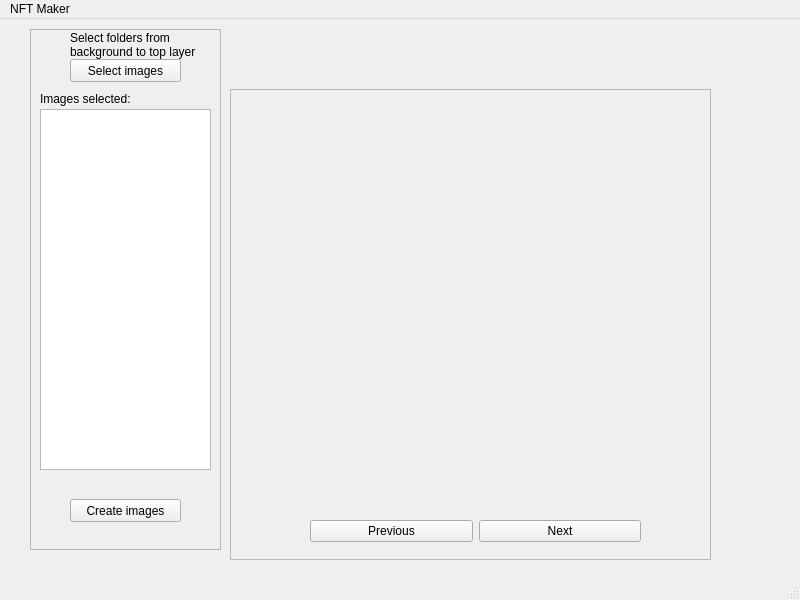
This is mainwindow.ui in Aarons9090/nft-maker as Qt 5 draws it before an edit. The edited form follows.
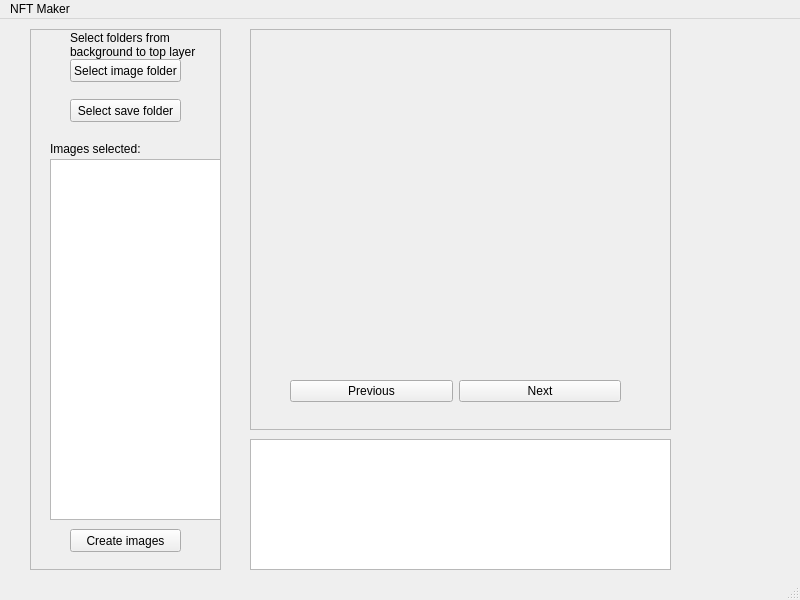
This is the edited form.

Diff of the .ui file:
```diff
--- a/mainwindow.ui
+++ b/mainwindow.ui
@@ -17,10 +17,10 @@
    <widget class="QFrame" name="imageFrame">
     <property name="geometry">
      <rect>
-      <x>230</x>
-      <y>70</y>
-      <width>481</width>
-      <height>471</height>
+      <x>250</x>
+      <y>10</y>
+      <width>421</width>
+      <height>401</height>
      </rect>
     </property>
     <property name="frameShape">
@@ -32,10 +32,10 @@
     <widget class="QLabel" name="imageLabel">
      <property name="geometry">
       <rect>
-       <x>20</x>
+       <x>40</x>
        <y>20</y>
-       <width>441</width>
-       <height>401</height>
+       <width>331</width>
+       <height>301</height>
       </rect>
      </property>
      <property name="palette">
@@ -53,17 +53,17 @@
         <colorrole role="Button">
          <brush brushstyle="SolidPattern">
           <color alpha="255">
-           <red>206</red>
-           <green>206</green>
-           <blue>206</blue>
+           <red>170</red>
+           <green>85</green>
+           <blue>255</blue>
           </color>
          </brush>
         </colorrole>
         <colorrole role="Light">
          <brush brushstyle="SolidPattern">
           <color alpha="255">
-           <red>255</red>
-           <green>255</green>
+           <red>234</red>
+           <green>212</green>
            <blue>255</blue>
           </color>
          </brush>
@@ -71,27 +71,27 @@
         <colorrole role="Midlight">
          <brush brushstyle="SolidPattern">
           <color alpha="255">
-           <red>230</red>
-           <green>230</green>
-           <blue>230</blue>
+           <red>202</red>
+           <green>148</green>
+           <blue>255</blue>
           </color>
          </brush>
         </colorrole>
         <colorrole role="Dark">
          <brush brushstyle="SolidPattern">
           <color alpha="255">
-           <red>103</red>
-           <green>103</green>
-           <blue>103</blue>
+           <red>85</red>
+           <green>42</green>
+           <blue>127</blue>
           </color>
          </brush>
         </colorrole>
         <colorrole role="Mid">
          <brush brushstyle="SolidPattern">
           <color alpha="255">
-           <red>137</red>
-           <green>137</green>
-           <blue>137</blue>
+           <red>113</red>
+           <green>57</green>
+           <blue>170</blue>
           </color>
          </brush>
         </colorrole>
@@ -134,9 +134,9 @@
         <colorrole role="Window">
          <brush brushstyle="SolidPattern">
           <color alpha="255">
-           <red>206</red>
-           <green>206</green>
-           <blue>206</blue>
+           <red>170</red>
+           <green>85</green>
+           <blue>255</blue>
           </color>
          </brush>
         </colorrole>
@@ -152,9 +152,9 @@
         <colorrole role="AlternateBase">
          <brush brushstyle="SolidPattern">
           <color alpha="255">
-           <red>230</red>
-           <green>230</green>
-           <blue>230</blue>
+           <red>212</red>
+           <green>170</green>
+           <blue>255</blue>
           </color>
          </brush>
         </colorrole>
@@ -199,17 +199,17 @@
         <colorrole role="Button">
          <brush brushstyle="SolidPattern">
           <color alpha="255">
-           <red>206</red>
-           <green>206</green>
-           <blue>206</blue>
+           <red>170</red>
+           <green>85</green>
+           <blue>255</blue>
           </color>
          </brush>
         </colorrole>
         <colorrole role="Light">
          <brush brushstyle="SolidPattern">
           <color alpha="255">
-           <red>255</red>
-           <green>255</green>
+           <red>234</red>
+           <green>212</green>
            <blue>255</blue>
           </color>
          </brush>
@@ -217,27 +217,27 @@
         <colorrole role="Midlight">
          <brush brushstyle="SolidPattern">
           <color alpha="255">
-           <red>230</red>
-           <green>230</green>
-           <blue>230</blue>
+           <red>202</red>
+           <green>148</green>
+           <blue>255</blue>
           </color>
          </brush>
         </colorrole>
         <colorrole role="Dark">
          <brush brushstyle="SolidPattern">
           <color alpha="255">
-           <red>103</red>
-           <green>103</green>
-           <blue>103</blue>
+           <red>85</red>
+           <green>42</green>
+           <blue>127</blue>
           </color>
          </brush>
         </colorrole>
         <colorrole role="Mid">
          <brush brushstyle="SolidPattern">
           <color alpha="255">
-           <red>137</red>
-           <green>137</green>
-           <blue>137</blue>
+           <red>113</red>
+           <green>57</green>
+           <blue>170</blue>
           </color>
          </brush>
         </colorrole>
@@ -280,9 +280,9 @@
         <colorrole role="Window">
          <brush brushstyle="SolidPattern">
           <color alpha="255">
-           <red>206</red>
-           <green>206</green>
-           <blue>206</blue>
+           <red>170</red>
+           <green>85</green>
+           <blue>255</blue>
           </color>
          </brush>
         </colorrole>
@@ -298,9 +298,9 @@
         <colorrole role="AlternateBase">
          <brush brushstyle="SolidPattern">
           <color alpha="255">
-           <red>230</red>
-           <green>230</green>
-           <blue>230</blue>
+           <red>212</red>
+           <green>170</green>
+           <blue>255</blue>
           </color>
          </brush>
         </colorrole>
@@ -336,26 +336,26 @@
         <colorrole role="WindowText">
          <brush brushstyle="SolidPattern">
           <color alpha="255">
-           <red>103</red>
-           <green>103</green>
-           <blue>103</blue>
+           <red>85</red>
+           <green>42</green>
+           <blue>127</blue>
           </color>
          </brush>
         </colorrole>
         <colorrole role="Button">
          <brush brushstyle="SolidPattern">
           <color alpha="255">
-           <red>206</red>
-           <green>206</green>
-           <blue>206</blue>
+           <red>170</red>
+           <green>85</green>
+           <blue>255</blue>
           </color>
          </brush>
         </colorrole>
         <colorrole role="Light">
          <brush brushstyle="SolidPattern">
           <color alpha="255">
-           <red>255</red>
-           <green>255</green>
+           <red>234</red>
+           <green>212</green>
            <blue>255</blue>
           </color>
          </brush>
@@ -363,36 +363,36 @@
         <colorrole role="Midlight">
          <brush brushstyle="SolidPattern">
           <color alpha="255">
-           <red>230</red>
-           <green>230</green>
-           <blue>230</blue>
+           <red>202</red>
+           <green>148</green>
+           <blue>255</blue>
           </color>
          </brush>
         </colorrole>
         <colorrole role="Dark">
          <brush brushstyle="SolidPattern">
           <color alpha="255">
-           <red>103</red>
-           <green>103</green>
-           <blue>103</blue>
+           <red>85</red>
+           <green>42</green>
+           <blue>127</blue>
           </color>
          </brush>
         </colorrole>
         <colorrole role="Mid">
          <brush brushstyle="SolidPattern">
           <color alpha="255">
-           <red>137</red>
-           <green>137</green>
-           <blue>137</blue>
+           <red>113</red>
+           <green>57</green>
+           <blue>170</blue>
           </color>
          </brush>
         </colorrole>
         <colorrole role="Text">
          <brush brushstyle="SolidPattern">
           <color alpha="255">
-           <red>103</red>
-           <green>103</green>
-           <blue>103</blue>
+           <red>85</red>
+           <green>42</green>
+           <blue>127</blue>
           </color>
          </brush>
         </colorrole>
@@ -408,27 +408,27 @@
         <colorrole role="ButtonText">
          <brush brushstyle="SolidPattern">
           <color alpha="255">
-           <red>103</red>
-           <green>103</green>
-           <blue>103</blue>
+           <red>85</red>
+           <green>42</green>
+           <blue>127</blue>
           </color>
          </brush>
         </colorrole>
         <colorrole role="Base">
          <brush brushstyle="SolidPattern">
           <color alpha="255">
-           <red>206</red>
-           <green>206</green>
-           <blue>206</blue>
+           <red>170</red>
+           <green>85</green>
+           <blue>255</blue>
           </color>
          </brush>
         </colorrole>
         <colorrole role="Window">
          <brush brushstyle="SolidPattern">
           <color alpha="255">
-           <red>206</red>
-           <green>206</green>
-           <blue>206</blue>
+           <red>170</red>
+           <green>85</green>
+           <blue>255</blue>
           </color>
          </brush>
         </colorrole>
@@ -444,9 +444,9 @@
         <colorrole role="AlternateBase">
          <brush brushstyle="SolidPattern">
           <color alpha="255">
-           <red>206</red>
-           <green>206</green>
-           <blue>206</blue>
+           <red>170</red>
+           <green>85</green>
+           <blue>255</blue>
           </color>
          </brush>
         </colorrole>
@@ -487,11 +487,24 @@
       <string/>
      </property>
     </widget>
+    <widget class="QLabel" name="imageIndexLabel">
+     <property name="geometry">
+      <rect>
+       <x>180</x>
+       <y>0</y>
+       <width>47</width>
+       <height>13</height>
+      </rect>
+     </property>
+     <property name="text">
+      <string/>
+     </property>
+    </widget>
     <widget class="QWidget" name="">
      <property name="geometry">
       <rect>
-       <x>80</x>
-       <y>430</y>
+       <x>40</x>
+       <y>350</y>
        <width>331</width>
        <height>25</height>
       </rect>
@@ -533,7 +546,7 @@
       <x>30</x>
       <y>10</y>
       <width>191</width>
-      <height>521</height>
+      <height>541</height>
      </rect>
     </property>
     <property name="frameShape">
@@ -552,14 +565,14 @@
       </rect>
      </property>
      <property name="text">
-      <string>Select images</string>
+      <string>Select image folder</string>
      </property>
     </widget>
     <widget class="QPushButton" name="createImagesButton">
      <property name="geometry">
       <rect>
        <x>40</x>
-       <y>470</y>
+       <y>500</y>
        <width>111</width>
        <height>23</height>
       </rect>
@@ -571,8 +584,8 @@
     <widget class="QListWidget" name="imageList">
      <property name="geometry">
       <rect>
-       <x>10</x>
-       <y>80</y>
+       <x>20</x>
+       <y>130</y>
        <width>171</width>
        <height>361</height>
       </rect>
@@ -581,8 +594,8 @@
     <widget class="QLabel" name="imageListLabel">
      <property name="geometry">
       <rect>
-       <x>10</x>
-       <y>60</y>
+       <x>20</x>
+       <y>110</y>
        <width>141</width>
        <height>20</height>
       </rect>
@@ -607,19 +620,29 @@
       <bool>true</bool>
      </property>
     </widget>
+    <widget class="QPushButton" name="saveFileButton">
+     <property name="geometry">
+      <rect>
+       <x>40</x>
+       <y>70</y>
+       <width>111</width>
+       <height>23</height>
+      </rect>
+     </property>
+     <property name="text">
+      <string>Select save folder</string>
+     </property>
+    </widget>
    </widget>
-   <widget class="QLabel" name="imageIndexLabel">
+   <widget class="QTextBrowser" name="textBrowser">
     <property name="geometry">
      <rect>
-      <x>440</x>
-      <y>40</y>
-      <width>47</width>
-      <height>13</height>
+      <x>250</x>
+      <y>420</y>
+      <width>421</width>
+      <height>131</height>
      </rect>
     </property>
-    <property name="text">
-     <string/>
-    </property>
    </widget>
   </widget>
   <widget class="QMenuBar" name="menubar">
```
